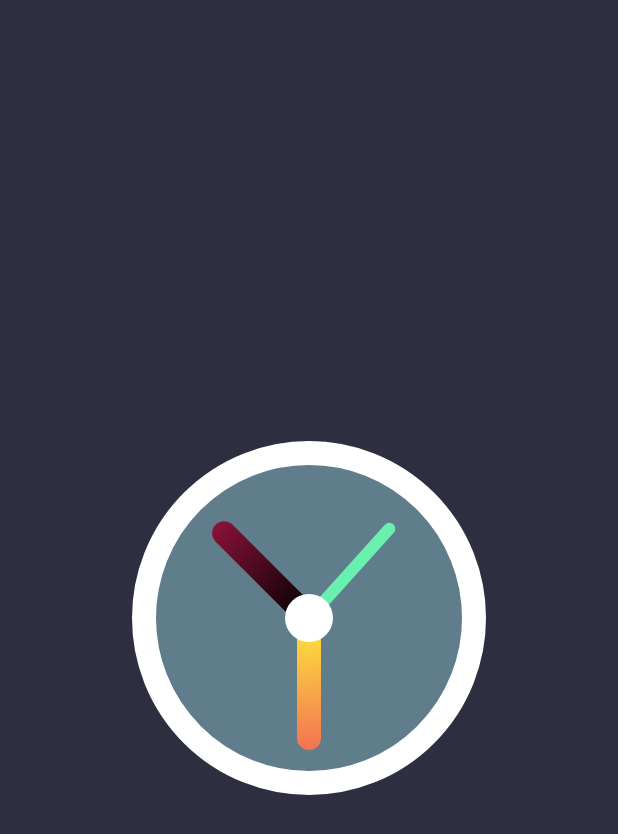
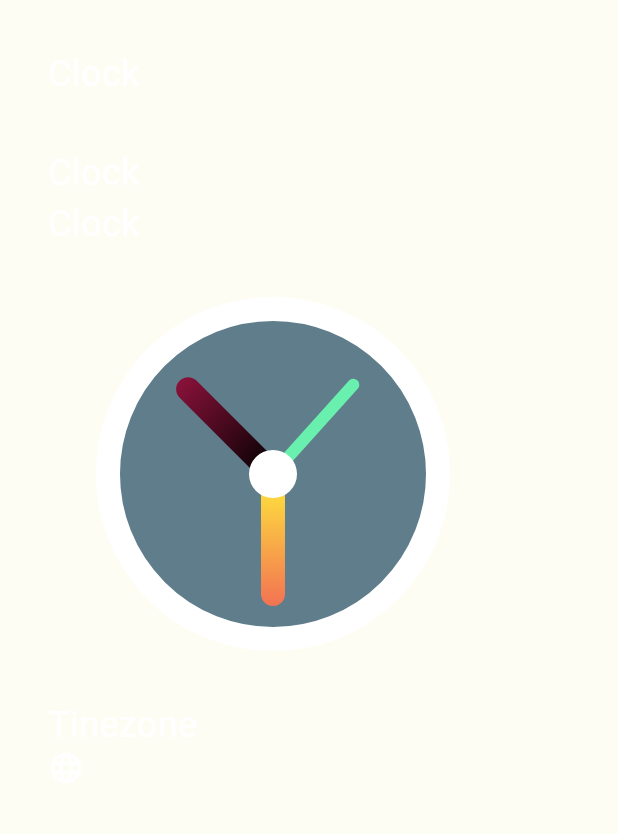
Before and after one commit to Isosa9/equipo2ceutec, a Flutter app: the screen it shows after launch, on a phone screen of 412 x 824 dp. Shown: the top 834 px of the screen. Run offline on Flutter 3.47's test engine with Material 3 defaults, Android fonts, the phone set to English and light mode, and no system bars.

Commit message:
cambios en homepague

```diff
--- a/lib/homepage.dart
+++ b/lib/homepage.dart
@@ -10,12 +10,42 @@ class Homepage extends StatefulWidget {
 class _HomePageState extends State<Homepage> {
   @override
   Widget build(BuildContext context) {
-    // TODO: implement build
     return Scaffold(
+      backgroundColor: Color(0xFF2DF41),
       body: Container(
+        padding: EdgeInsets.all(32),
         alignment: Alignment.center,
-        color: Color(0xFF2D2F41),
-        child: ClockView(),
+        child: Column(
+          crossAxisAlignment: CrossAxisAlignment.start,
+          children: <Widget>[
+            Text(
+              'Clock',
+              style: TextStyle(color: Colors.white, fontSize: 24),
+            ),
+            SizedBox(height: 32),
+            Text(
+              'Clock',
+              style: TextStyle(color: Colors.white, fontSize: 24),
+            ),
+            Text(
+              'Clock',
+              style: TextStyle(color: Colors.white, fontSize: 24),
+            ),
+            ClockView(),
+            Text(
+              'Tinezone',
+              style: TextStyle(color: Colors.white, fontSize: 24),
+            ),
+            Row(
+              children: <Widget>[
+                Icon(
+                  Icons.language,
+                  color: Colors.white,
+                )
+              ],
+            )
+          ],
+        ),
       ),
     );
   }
```
